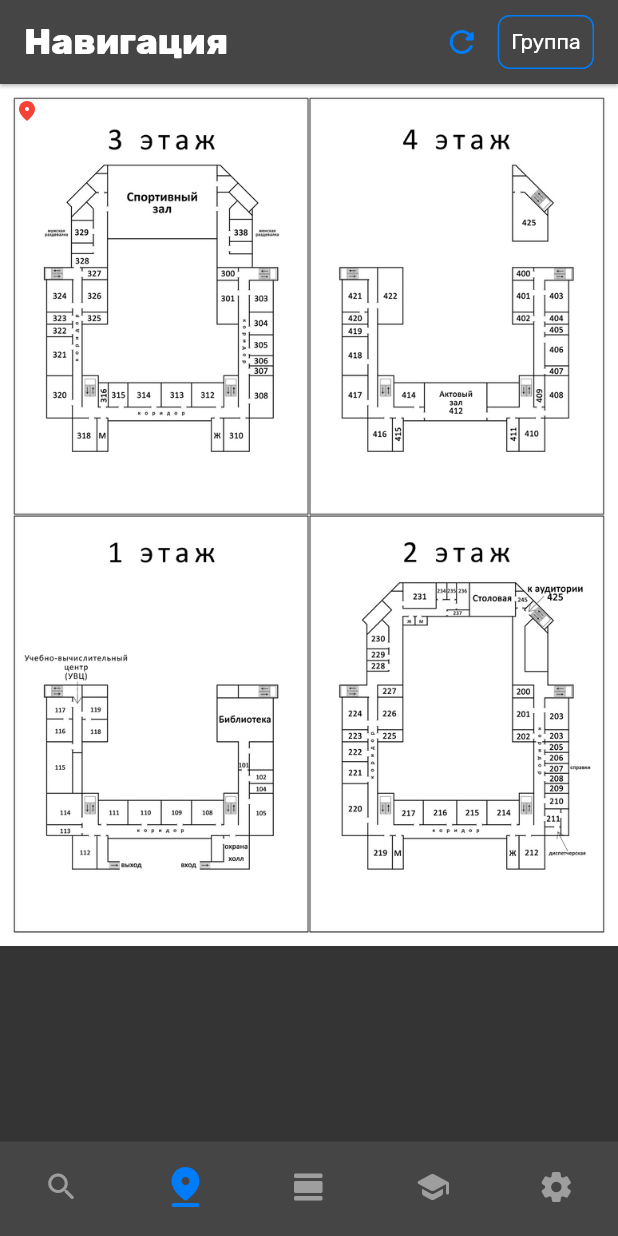
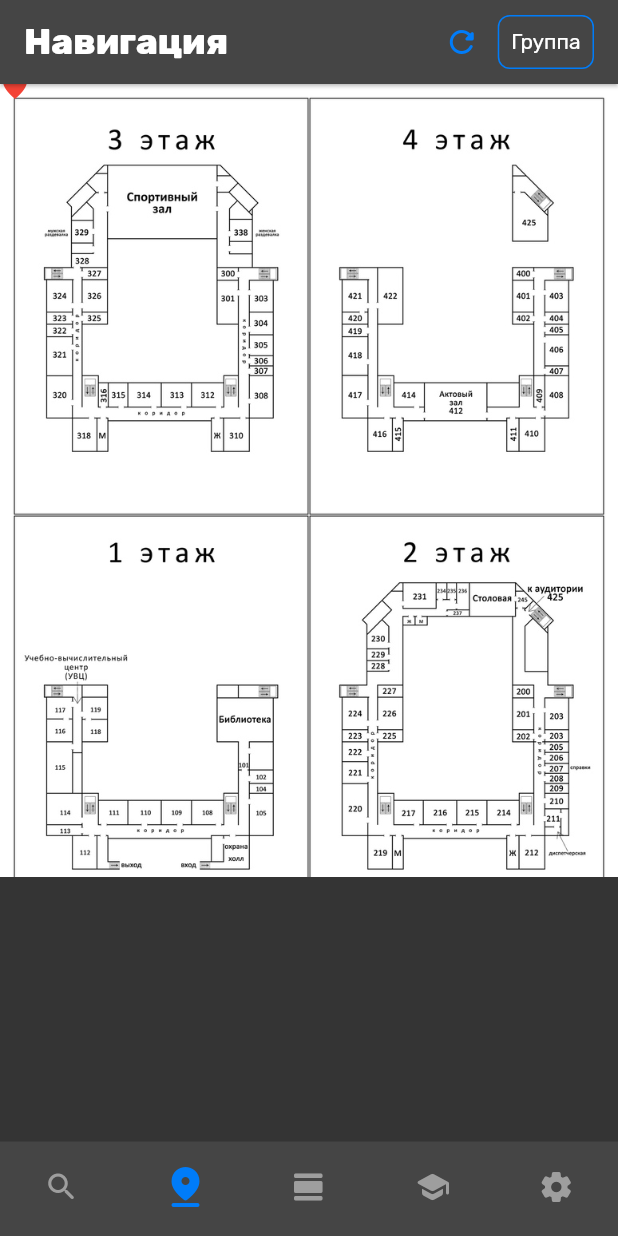
Before and after one commit to psrar/mtkp_space_client, a Flutter app: the screen it shows after launch, on a phone screen of 412 x 824 dp. Run offline on Flutter 3.47's test engine with Material 2 defaults, Android fonts, the light colour scheme and no system bars; our stand-ins replace auto_size_text, connectivity_plus, flutter_local_notifications, fluttertoast, google_fonts, jiffy and 2 more; missing offline and left inert: android_alarm_manager_plus, optimize_battery; accounts and stored records are empty.

Commit message:
Разборки с матрицами, масштабированием карты и смещениями

```diff
--- a/lib/views/navigator_view.dart
+++ b/lib/views/navigator_view.dart
@@ -2,13 +2,16 @@
 ///pinch_zoom package https://pub.dev/packages/pinch_zoom
 ///by https://pub.dev/publishers/jelter.net
 ///
-///InteractiveViewer's _kDrag value for inetrtia was changed to zero
+///InteractiveViewer's _kDrag value for inertia was changed to zero
 
 import 'package:flutter/material.dart';
 import 'package:tuple/tuple.dart';
 import 'package:mtkp/main.dart' as app_global;
 
 const imageDimensions = Tuple2(774.0, 1080.0);
+const double markerSize = 24;
+const double markerLeftOffset = -markerSize / 2;
+const double markerTopOffset = -markerSize / 1.1;
 
 class NavigatorView extends StatefulWidget {
   const NavigatorView({Key? key}) : super(key: key);
@@ -21,8 +24,13 @@ class _NavigatorViewState extends State<NavigatorView>
     with SingleTickerProviderStateMixin {
   final _transformationController = TransformationController();
 
-  double markerLeft = 10;
-  double markerTop = 10;
+  late double markerLeft;
+  late double markerTop;
+
+  late double realWidth;
+  late double realHeight;
+  late double zoomOriginX;
+  late double zoomOriginY;
 
   late Animation<Matrix4> _animationReset;
   late AnimationController _controllerReset;
@@ -30,38 +38,46 @@ class _NavigatorViewState extends State<NavigatorView>
   @override
   void initState() {
     super.initState();
-    // _transformationController.value = Matrix4.translationValues(
-    //     -imageDimensions.item1 *
-    //         _transformationController.value.getMaxScaleOnAxis() /
-    //         2,
-    //     -imageDimensions.item2 *
-    //         _transformationController.value.getMaxScaleOnAxis() /
-    //         2,
-    //     0);
+
     _controllerReset = AnimationController(
-      duration: const Duration(milliseconds: 500),
-      vsync: this,
-    );
+        duration: const Duration(milliseconds: 500), vsync: this);
+  }
+
+  @override
+  void didChangeDependencies() {
+    super.didChangeDependencies();
+
+    realWidth = MediaQuery.of(context).size.width;
+    realHeight = realWidth * imageDimensions.item2 / imageDimensions.item1;
+    zoomOriginX = realWidth / 2;
+    zoomOriginY = realHeight / 3;
   }
 
   @override
   Widget build(BuildContext context) {
+    markerLeft = 10 + markerLeftOffset;
+    markerTop = 10 + markerTopOffset;
     return Column(
       children: [
-        GestureDetector(
+        Expanded(
+          flex: 3,
+          child: GestureDetector(
             onDoubleTap: () => _animateResetInitialize(),
             child: InteractiveViewer(
-            boundaryMargin: const EdgeInsets.all(20),
+              constrained: false,
+              boundaryMargin: const EdgeInsets.all(800),
               child: Stack(children: [
-              const Image(
-                  image: AssetImage('assets/building_plan/building_plan.jpg')),
+                Image(
+                    width: MediaQuery.of(context).size.width,
+                    image: const AssetImage(
+                        'assets/building_plan/building_plan.jpg')),
                 Positioned(
                   left: markerLeft,
                   top: markerTop,
                   child: const Icon(
                     Icons.place_sharp,
                     color: app_global.errorColor,
-                  size: 16,
+                    size: markerSize,
                   ),
                 ),
               ]),
@@ -74,6 +90,8 @@ class _NavigatorViewState extends State<NavigatorView>
               transformationController: _transformationController,
             ),
           ),
+        ),
+        Expanded(child: Container())
       ],
     );
   }
@@ -96,10 +114,18 @@ class _NavigatorViewState extends State<NavigatorView>
 
   /// Start resetting the animation
   void _animateResetInitialize() {
+    var t = _transformationController.value.clone();
+    t.translate(
+        -_transformationController.toScene(Offset.zero).dx -
+            zoomOriginX / t.getMaxScaleOnAxis(),
+        -_transformationController.toScene(Offset.zero).dy -
+            zoomOriginY / t.getMaxScaleOnAxis());
+    t.scale(1.999);
+
     _controllerReset.reset();
     _animationReset = Matrix4Tween(
       begin: _transformationController.value,
-      end: Matrix4.identity(),
+      end: t,
     ).animate(
         CurvedAnimation(parent: _controllerReset, curve: Curves.easeOutExpo));
     _animationReset.addListener(_onAnimateReset);
--- a/pubspec.yaml
+++ b/pubspec.yaml
@@ -3,7 +3,7 @@
 
 # The following line prevents the package from being accidentally published to
 # pub.dev using `flutter pub publish`. This is preferred for private packages.
-publish_to: 'none' # Remove this line if you wish to publish to pub.dev
+publish_to: "none" # Remove this line if you wish to publish to pub.dev
 
 # The following defines the version and build number for your application.
 # A version number is three numbers separated by dots, like 1.2.43
@@ -74,7 +74,6 @@
 
 # The following section is specific to Flutter.
 flutter:
-
   # The following line ensures that the Material Icons font is
   # included with your application, so that you can use the icons in
   # the material Icons class.
```
Lines whose indentation alone changed are shown as unchanged.
